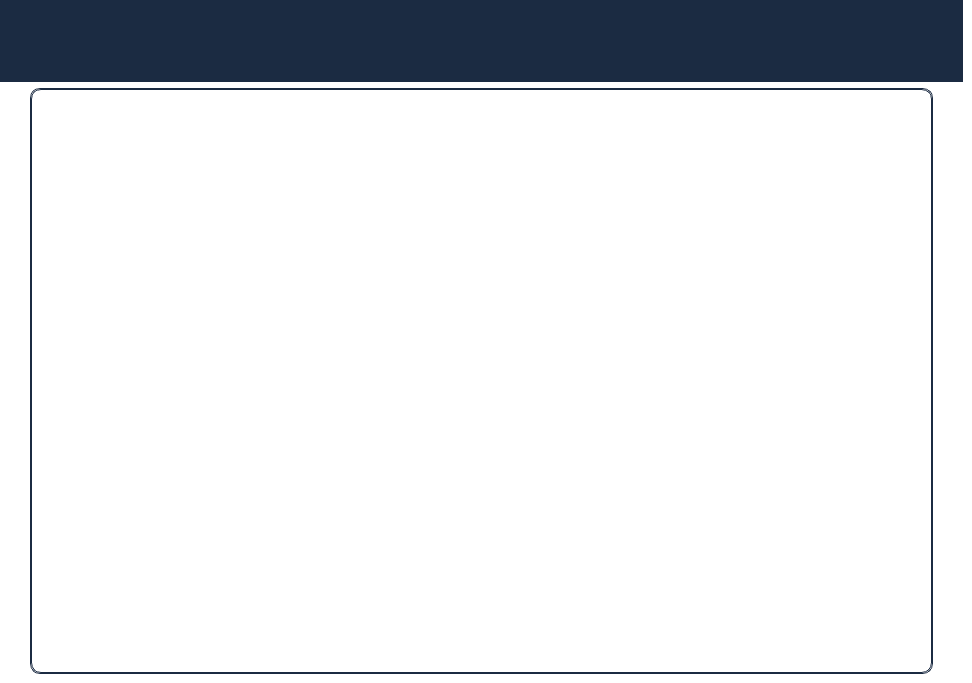
VictorApopiy/C-_Practice_Notes_Keeper, file Front/deletednotes.ui: the form before one commit.
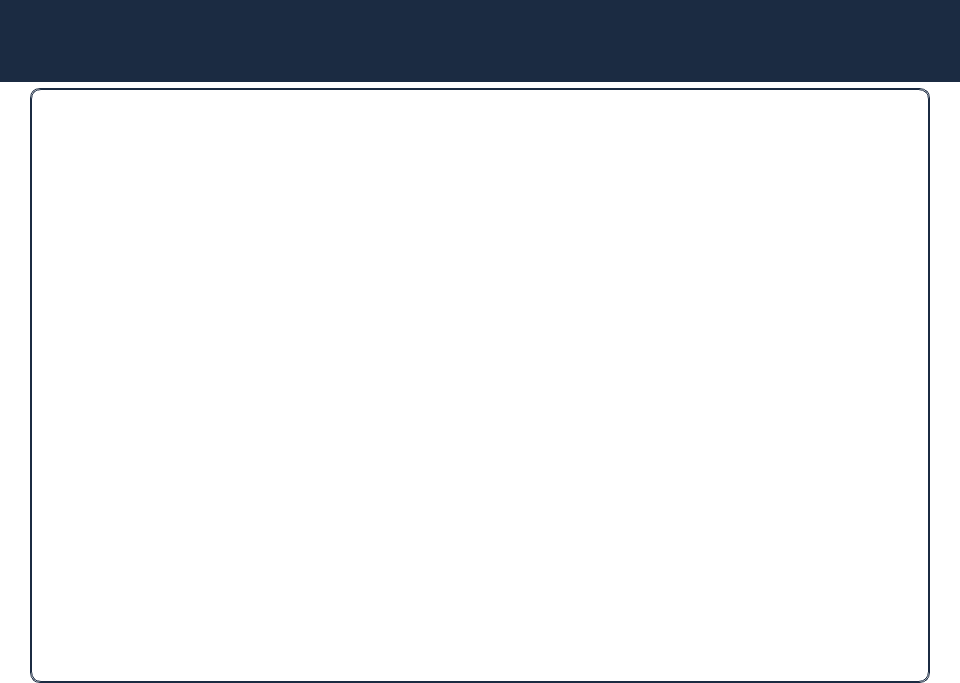
The form after the commit. Icons and pictures are not drawn.

Patch:
```diff
--- a/Front/deletednotes.ui
+++ b/Front/deletednotes.ui
@@ -2,6 +2,9 @@
 <ui version="4.0">
  <class>DeletedNotes</class>
  <widget class="QMainWindow" name="DeletedNotes">
+  <property name="enabled">
+   <bool>true</bool>
+  </property>
   <property name="geometry">
    <rect>
     <x>0</x>
@@ -10,6 +13,18 @@
     <height>683</height>
    </rect>
   </property>
+  <property name="minimumSize">
+   <size>
+    <width>960</width>
+    <height>683</height>
+   </size>
+  </property>
+  <property name="baseSize">
+   <size>
+    <width>960</width>
+    <height>683</height>
+   </size>
+  </property>
   <property name="windowTitle">
    <string>MainWindow</string>
   </property>
@@ -24,11 +39,17 @@
     <property name="topMargin">
      <number>0</number>
     </property>
+    <property name="rightMargin">
+     <number>0</number>
+    </property>
+    <property name="bottomMargin">
+     <number>0</number>
+    </property>
     <item>
      <widget class="QWidget" name="widget" native="true">
       <property name="minimumSize">
        <size>
-        <width>963</width>
+        <width>960</width>
         <height>82</height>
        </size>
       </property>
@@ -191,8 +212,8 @@
             <rect>
              <x>0</x>
              <y>0</y>
-             <width>883</width>
-             <height>573</height>
+             <width>896</width>
+             <height>586</height>
             </rect>
            </property>
           </widget>
```
